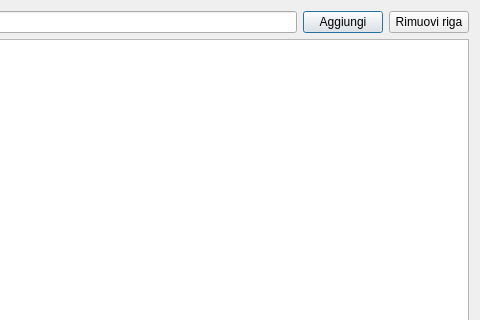
First picture: the form in hblenddetail.ui, repository fblabs/hamlet-mod-sancon, before the edit; both pictures show x 433 to 913 and y 0 to 320 of the 913 by 792 pixel window.
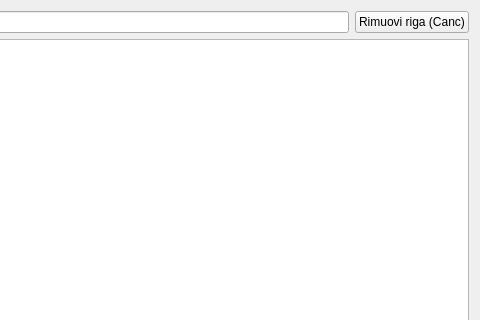
Second picture: the form after the edit. Icons and pictures are not drawn.

```diff
--- a/hblenddetail.ui
+++ b/hblenddetail.ui
@@ -33,30 +33,10 @@
        </item>
       </layout>
      </item>
-     <item>
-      <widget class="QPushButton" name="pbAdd">
-       <property name="text">
-        <string>Aggiungi</string>
-       </property>
-       <property name="icon">
-        <iconset resource="icons.qrc">
-         <normaloff>:/Resources/Plus.PNG</normaloff>:/Resources/Plus.PNG</iconset>
-       </property>
-       <property name="autoExclusive">
-        <bool>false</bool>
-       </property>
-       <property name="autoDefault">
-        <bool>false</bool>
-       </property>
-       <property name="default">
-        <bool>true</bool>
-       </property>
-      </widget>
-     </item>
      <item>
       <widget class="QPushButton" name="pbRemove">
        <property name="text">
-        <string>Rimuovi riga</string>
+        <string>Rimuovi riga (Canc)</string>
        </property>
        <property name="icon">
         <iconset resource="icons.qrc">
```
Left out of the diff: 3 changed lines with no effect on the pictures.
